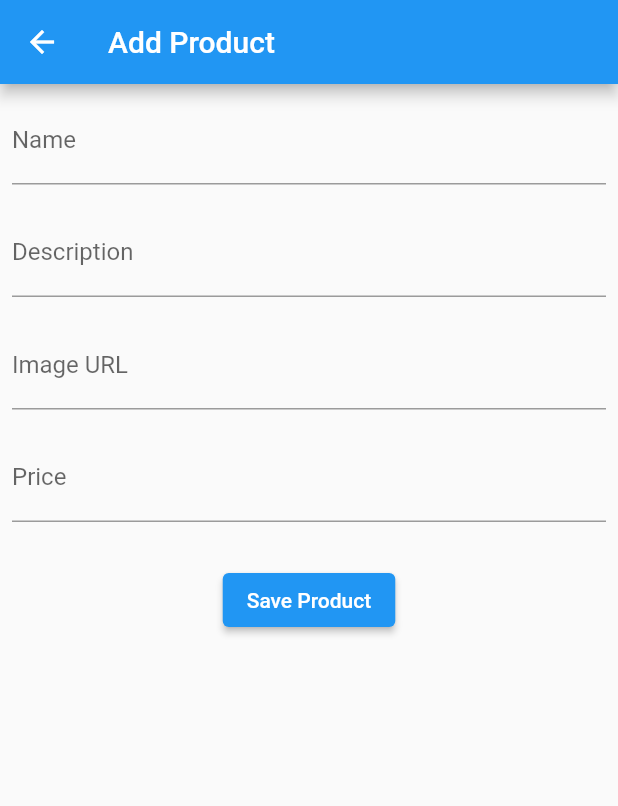
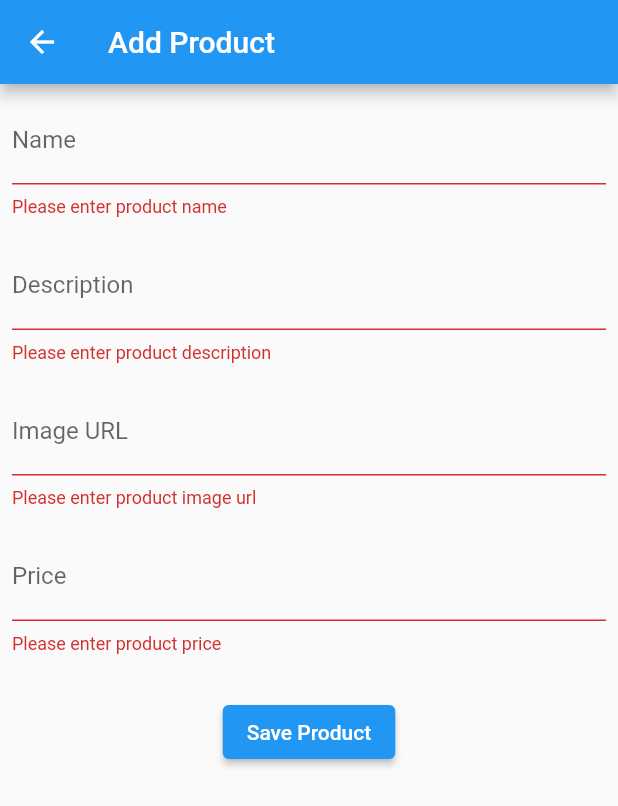
Before and after one commit to Khip01/RedStore-App, a Flutter app: the AddProduct screen opened directly, after a tap on "Save Product", on a phone screen of 412 x 824 dp. Shown: the top 806 px of the screen. Run offline on Flutter 3.47's test engine with Material 2 defaults, Android fonts, the phone set to English and light mode, and no system bars; network calls fail.

Commit message:
Add product error fixed

```diff
--- a/red_store/lib/screens/HomePage.dart
+++ b/red_store/lib/screens/HomePage.dart
@@ -24,10 +24,10 @@ class _HomePageState extends State<HomePage> {
     return json.decode(response.body);
   }
 
-  Future deleteProducts(String productId) async {
+  Future deleteProduct(String productId) async {
     String url = "http://10.0.2.2:8000/api/products/" + productId;
 
-    var response = await http.get(Uri.parse(url));
+    var response = await http.delete(Uri.parse(url));
     return json.decode(response.body);
   }
 
@@ -130,7 +130,7 @@ class _HomePageState extends State<HomePage> {
                                                 child: Icon(Icons.edit)),
                                             GestureDetector(
                                                 onTap: () {
-                                                  deleteProducts((snapshot.data
+                                                  deleteProduct((snapshot.data
                                                                   as dynamic)[
                                                               'data'][index]['id']
                                                           .toString())
--- a/red_store/lib/screens/add_product.dart
+++ b/red_store/lib/screens/add_product.dart
@@ -39,7 +39,7 @@ class AddProduct extends StatelessWidget {
                     controller: _nameController,
                     decoration: InputDecoration(labelText: 'Name'),
                     validator: (value) {
-                      if (value == null) {
+                      if (value == null || value.isEmpty) {
                         return 'Please enter product name';
                       }
                       return null;
@@ -51,8 +51,8 @@ class AddProduct extends StatelessWidget {
                     controller: _descriptionController,
                     decoration: InputDecoration(labelText: 'Description'),
                     validator: (value) {
-                      if (value == null) {
-                        return 'Please enter product name';
+                      if (value == null || value.isEmpty) {
+                        return 'Please enter product description';
                       }
                       return null;
                     }),
@@ -63,8 +63,8 @@ class AddProduct extends StatelessWidget {
                     controller: _imageUrlController,
                     decoration: InputDecoration(labelText: 'Image URL'),
                     validator: (value) {
-                      if (value == null) {
-                        return 'Please enter product name';
+                      if (value == null || value.isEmpty) {
+                        return 'Please enter product image url';
                       }
                       return null;
                     }),
@@ -75,8 +75,8 @@ class AddProduct extends StatelessWidget {
                     controller: _priceController,
                     decoration: InputDecoration(labelText: 'Price'),
                     validator: (value) {
-                      if (value == null) {
-                        return 'Please enter product name';
+                      if (value == null || value.isEmpty) {
+                        return 'Please enter product price';
                       }
                       return null;
                     }),
```
